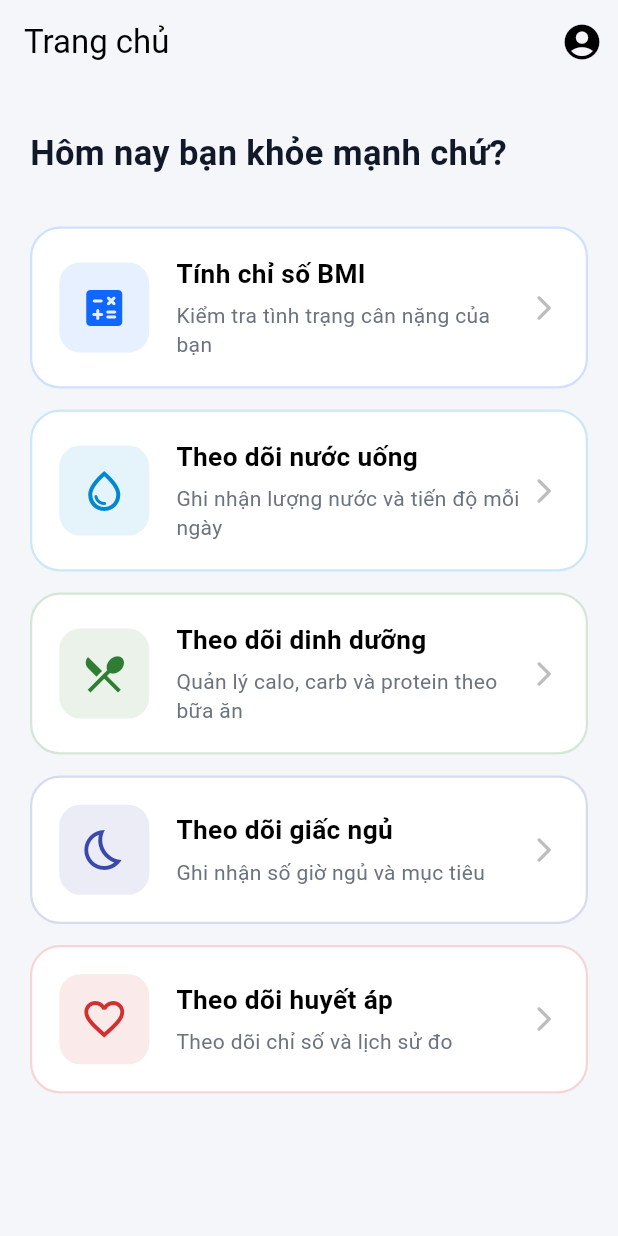
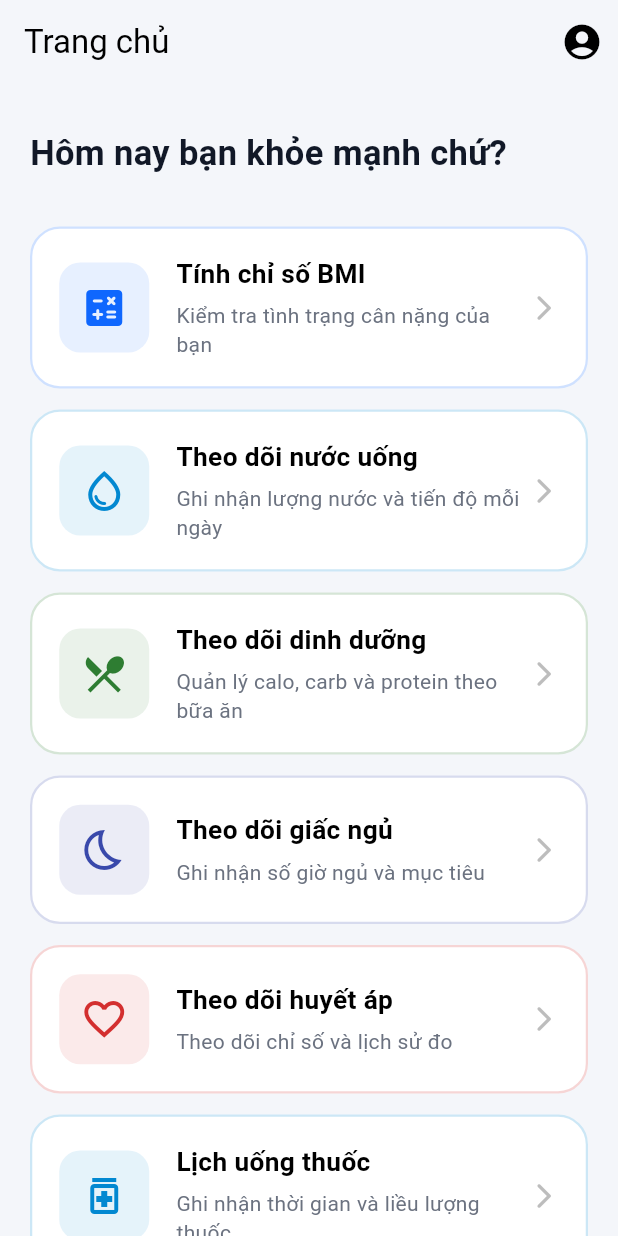
Before and after one commit to HuyTuan-2005/wellness-app, a Flutter app: the LoginScreen screen opened directly, after a tap on "Đăng nhập", on a phone screen of 412 x 824 dp. Run offline on Flutter 3.47's test engine with Material 3 defaults, Android fonts, the phone set to English and light mode, and no system bars.

Commit message:
update home

```diff
--- a/lib/features/home/screens/home_screen.dart
+++ b/lib/features/home/screens/home_screen.dart
@@ -1,5 +1,7 @@
 import 'package:flutter/material.dart';
+import 'package:wellness_app/features/appointment/screens/appointment_list_screen.dart';
 import 'package:wellness_app/features/blood_pressure/screens/blood_pressure_tracking_screen.dart';
+import 'package:wellness_app/features/medication/screens/medication_list_screen.dart';
 import '../../../core/theme/app_colors.dart';
 import 'package:wellness_app/features/profile/screens/profile_screen.dart';
 import 'package:wellness_app/features/BMI/screens/BMI_screen.dart';
@@ -131,6 +133,40 @@ class _HomeScreenState extends State<HomeScreen> {
                 );
               },
             ),
+
+            const SizedBox(height: 14),
+
+            _FeatureCard(
+              title: 'Lịch uống thuốc',
+              subtitle: 'Ghi nhận thời gian và liều lượng thuốc',
+              icon: Icons.medication_outlined,
+              color: const Color(0xFF0288D1),
+              onTap: () {
+                Navigator.push(
+                  context,
+                  MaterialPageRoute(
+                    builder: (_) => const MedicationListScreen(),
+                  ),
+                );
+              },
+            ),
+
+            const SizedBox(height: 14),
+
+            _FeatureCard(
+              title: 'Lịch hẹn bác sĩ',
+              subtitle: 'Ghi nhận thời gian và địa điểm hẹn',
+              icon: Icons.calendar_today_outlined,
+              color: const Color(0xFF0288D1),
+              onTap: () {
+                Navigator.push(
+                  context,
+                  MaterialPageRoute(
+                    builder: (_) => const AppointmentListScreen(),
+                  ),
+                );
+              },
+            ),
           ],
         ),
       ),
--- a/lib/features/profile/screens/edit_profile_screen.dart
+++ b/lib/features/profile/screens/edit_profile_screen.dart
@@ -98,7 +98,7 @@ class _EditProfileScreenState extends State<EditProfileScreen> {
 
       ScaffoldMessenger.of(context).showSnackBar(
         const SnackBar(
-          content: Text('✅ Đã lưu thông tin thành công!'),
+          content: Text('Đã lưu thông tin thành công!'),
           backgroundColor: Colors.green,
         ),
       );
--- a/lib/features/register_login/screens/login_screen.dart
+++ b/lib/features/register_login/screens/login_screen.dart
@@ -37,29 +37,12 @@ class _LoginScreenState extends State<LoginScreen> {
             child: Column(
               crossAxisAlignment: CrossAxisAlignment.start,
               children: [
-                const SizedBox(height: 24),
-
                 // Logo / Icon
-                Center(
-                  child: Container(
-                    width: 80,
-                    height: 80,
-                    decoration: BoxDecoration(
-                      color: AppColors.primary,
-                      borderRadius: BorderRadius.circular(20),
-                    ),
-                    child: const Icon(
-                      Icons.favorite,
-                      color: Colors.white,
-                      size: 40,
-                    ),
-                  ),
-                ),
                 const SizedBox(height: 32),
 
                 // Tiêu đề
                 Text(
-                  'Chào mừng trở lại!',
+                  'Đăng nhập tài khoản',
                   style: TextStyle(
                     fontSize: 28,
                     fontWeight: FontWeight.bold,
@@ -68,7 +51,7 @@ class _LoginScreenState extends State<LoginScreen> {
                 ),
                 const SizedBox(height: 8),
                 Text(
-                  'Đăng nhập để tiếp tục hành trình sức khỏe',
+                  'để tiếp tục hành trình sức khỏe',
                   style: TextStyle(
                     fontSize: 14,
                     color: AppColors.textSecondary,
--- a/lib/features/register_login/screens/register_screen.dart
+++ b/lib/features/register_login/screens/register_screen.dart
@@ -43,7 +43,7 @@ class _RegisterScreenState extends State<RegisterScreen> {
                 // Header
                 const SizedBox(height: 16),
                 Text(
-                  'Tạo tài khoản',
+                  'Đăng ký tài khoản',
                   style: TextStyle(
                     fontSize: 28,
                     fontWeight: FontWeight.bold,
@@ -52,7 +52,7 @@ class _RegisterScreenState extends State<RegisterScreen> {
                 ),
                 const SizedBox(height: 8),
                 Text(
-                  'Đăng ký để bắt đầu hành trình sức khỏe của bạn',
+                  'bắt đầu hành trình sức khỏe của bạn',
                   style: TextStyle(
                     fontSize: 14,
                     color: AppColors.textSecondary,
```
Also changed, not shown: lib/app.dart (+5 -2 lines).
